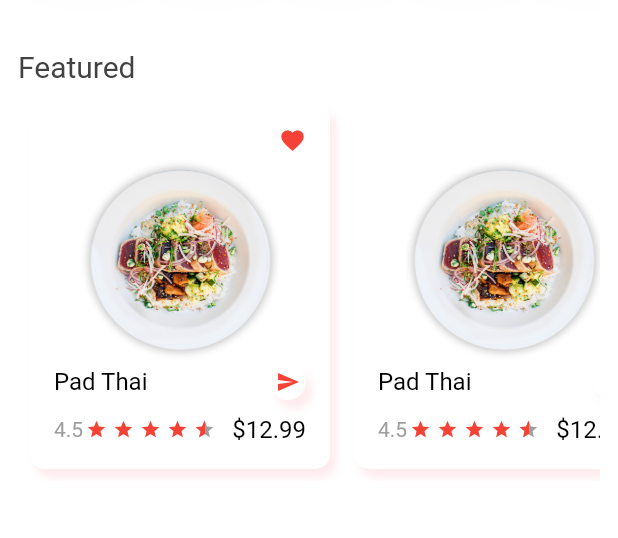
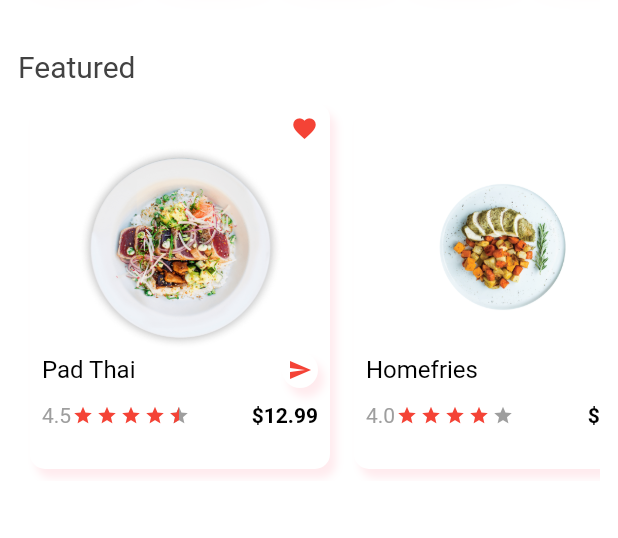
Before and after one commit to kharioki/Food_app, a Flutter app: the screen it shows after launch, on a phone screen of 412 x 824 dp, the part 332-870 px from its top. Run offline on Flutter 3.47's test engine with Material 2 defaults, Android fonts, the phone set to English and light mode, and no system bars; drawn by our look-alikes of flutter_rating_bar.

Commit message:
featured products and products model

```diff
--- /dev/null
+++ b/lib/models/product.dart
@@ -0,0 +1,16 @@
+class Product {
+  final String name;
+  final String image;
+  final double rating;
+  final String vendor;
+  final bool wishlist;
+  final double price;
+
+  Product(
+      {this.name,
+      this.image,
+      this.rating,
+      this.vendor,
+      this.wishlist,
+      this.price});
+}
--- a/lib/screens/home_screen.dart
+++ b/lib/screens/home_screen.dart
@@ -1,8 +1,8 @@
 import 'package:flutter/material.dart';
-import 'package:flutter_rating_bar/flutter_rating_bar.dart';
 import 'package:food_app/constants.dart';
 import 'package:food_app/widgets/categories.dart';
 import 'package:food_app/widgets/customText.dart';
+import 'package:food_app/widgets/featured_products.dart';
 
 class HomeScreen extends StatefulWidget {
   @override
@@ -85,112 +85,7 @@ class _HomeScreenState extends State<HomeScreen> {
               color: grey[800],
             ),
             SizedBox(height: 5),
-            Container(
-              height: 260,
-              child: ListView.builder(
-                scrollDirection: Axis.horizontal,
-                itemCount: 2,
-                itemBuilder: (_, index) => Container(
-                  padding: const EdgeInsets.all(16.0),
-                  margin: EdgeInsets.all(8),
-                  height: 240,
-                  width: 200,
-                  decoration: BoxDecoration(
-                    color: white,
-                    borderRadius: BorderRadius.circular(10),
-                    boxShadow: [
-                      BoxShadow(
-                        color: red[50],
-                        offset: Offset(4, 6),
-                        blurRadius: 4,
-                      ),
-                    ],
-                  ),
-                  child: Column(
-                    children: [
-                      Align(
-                        alignment: Alignment.topRight,
-                        child: Icon(
-                          Icons.favorite,
-                          color: red,
-                          size: 18,
-                        ),
-                      ),
-                      Image.asset(
-                        'assets/images/plate1.png',
-                        height: 140,
-                        width: 140,
-                      ),
-                      Row(
-                        mainAxisAlignment: MainAxisAlignment.spaceBetween,
-                        children: [
-                          CustomText(
-                            text: 'Pad Thai',
-                          ),
-                          Container(
-                            width: 24,
-                            height: 24,
-                            decoration: BoxDecoration(
-                              color: white,
-                              borderRadius: BorderRadius.circular(12),
-                              boxShadow: [
-                                BoxShadow(
-                                  color: red[50],
-                                  offset: Offset(4, 6),
-                                  blurRadius: 4,
-                                ),
-                              ],
-                            ),
-                            child: Center(
-                              child: Icon(
-                                Icons.send,
-                                color: red,
-                                size: 16,
-                              ),
-                            ),
-                          ),
-                        ],
-                      ),
-                      SizedBox(height: 10),
-                      Row(
-                        mainAxisAlignment: MainAxisAlignment.spaceBetween,
-                        children: [
-                          Row(
-                            children: [
-                              CustomText(
-                                text: '4.5',
-                                size: 14,
-                                color: grey,
-                              ),
-                              RatingBar(
-                                initialRating: 4.5,
-                                minRating: 1,
-                                direction: Axis.horizontal,
-                                allowHalfRating: true,
-                                itemCount: 5,
-                                itemSize: 14,
-                                itemPadding:
-                                    EdgeInsets.symmetric(horizontal: 2.0),
-                                itemBuilder: (context, _) => Icon(
-                                  Icons.star,
-                                  color: red,
-                                ),
-                                onRatingUpdate: (rating) {
-                                  print(rating);
-                                },
-                              ),
-                            ],
-                          ),
-                          CustomText(
-                            text: '\$12.99',
-                          ),
-                        ],
-                      ),
-                    ],
-                  ),
-                ),
-              ),
-            ),
+            FeaturedProducts(),
           ],
         ),
       ),
--- /dev/null
+++ b/lib/widgets/featured_products.dart
@@ -0,0 +1,153 @@
+import 'package:flutter/material.dart';
+import 'package:flutter_rating_bar/flutter_rating_bar.dart';
+import 'package:food_app/constants.dart';
+import 'package:food_app/models/product.dart';
+import 'package:food_app/widgets/customText.dart';
+
+List<Product> productList = [
+  Product(
+      image: 'plate1.png',
+      name: 'Pad Thai',
+      rating: 4.5,
+      wishlist: true,
+      price: 12.99),
+  Product(
+      image: 'plate2.png',
+      name: 'Homefries',
+      rating: 4,
+      wishlist: true,
+      price: 9.99),
+  Product(
+      image: 'plate3.png',
+      name: 'Chicken salad',
+      rating: 3.5,
+      wishlist: false,
+      price: 15.99),
+  Product(
+      image: 'plate4.png',
+      name: 'Szechuan chicken',
+      rating: 4.5,
+      wishlist: true,
+      price: 11.99),
+  Product(
+      image: 'plate5.png',
+      name: 'Corn',
+      rating: 4,
+      wishlist: true,
+      price: 12.99),
+];
+
+class FeaturedProducts extends StatelessWidget {
+  @override
+  Widget build(BuildContext context) {
+    return Container(
+      height: 260,
+      child: ListView.builder(
+        scrollDirection: Axis.horizontal,
+        itemCount: productList.length,
+        itemBuilder: (_, index) => Container(
+          padding: const EdgeInsets.all(8.0),
+          margin: EdgeInsets.all(8),
+          height: 240,
+          width: 200,
+          decoration: BoxDecoration(
+            color: white,
+            borderRadius: BorderRadius.circular(10),
+            boxShadow: [
+              BoxShadow(
+                color: red[50],
+                offset: Offset(4, 6),
+                blurRadius: 4,
+              ),
+            ],
+          ),
+          child: Column(
+            children: [
+              Align(
+                alignment: Alignment.topRight,
+                child: Icon(
+                  (productList[index].wishlist)
+                      ? Icons.favorite
+                      : Icons.favorite_border,
+                  color: red,
+                  size: 18,
+                ),
+              ),
+              Image.asset(
+                'assets/images/${productList[index].image}',
+                height: 140,
+                width: 140,
+              ),
+              Row(
+                mainAxisAlignment: MainAxisAlignment.spaceBetween,
+                children: [
+                  CustomText(
+                    text: '${productList[index].name}',
+                  ),
+                  Container(
+                    width: 24,
+                    height: 24,
+                    decoration: BoxDecoration(
+                      color: white,
+                      borderRadius: BorderRadius.circular(12),
+                      boxShadow: [
+                        BoxShadow(
+                          color: red[50],
+                          offset: Offset(4, 6),
+                          blurRadius: 4,
+                        ),
+                      ],
+                    ),
+                    child: Center(
+                      child: Icon(
+                        Icons.send,
+                        color: red,
+                        size: 16,
+                      ),
+                    ),
+                  ),
+                ],
+              ),
+              SizedBox(height: 10),
+              Row(
+                mainAxisAlignment: MainAxisAlignment.spaceBetween,
+                children: [
+                  Row(
+                    children: [
+                      CustomText(
+                        text: '${productList[index].rating}',
+                        size: 14,
+                        color: grey,
+                      ),
+                      RatingBar(
+                        initialRating: productList[index].rating,
+                        minRating: 1,
+                        direction: Axis.horizontal,
+                        allowHalfRating: true,
+                        itemCount: 5,
+                        itemSize: 14,
+                        itemPadding: EdgeInsets.symmetric(horizontal: 1.0),
+                        itemBuilder: (context, _) => Icon(
+                          Icons.star,
+                          color: red,
+                        ),
+                        onRatingUpdate: (rating) {
+                          print(rating);
+                        },
+                      ),
+                    ],
+                  ),
+                  CustomText(
+                    text: '\$${productList[index].price}',
+                    size: 14,
+                    weight: FontWeight.bold,
+                  ),
+                ],
+              ),
+            ],
+          ),
+        ),
+      ),
+    );
+  }
+}
```
